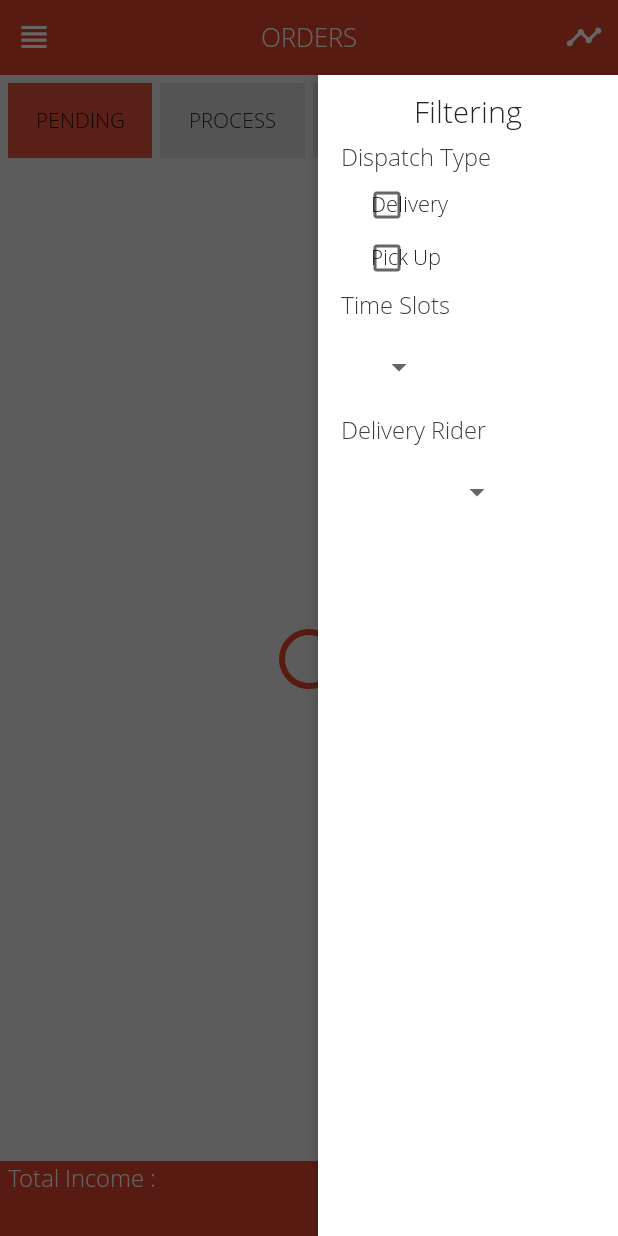
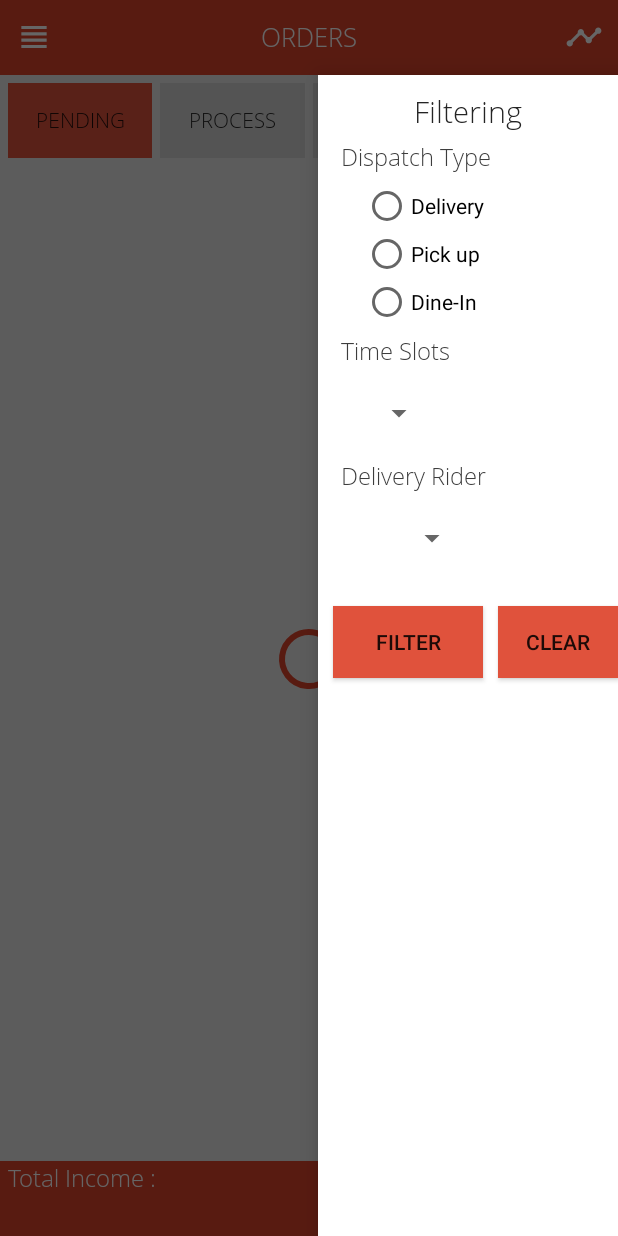
Before and after one commit to eMerage/SmartFoodOutlet, an Android app: the Home screen opened directly, with no data from a screen before it, with the side drawer open, on a phone screen of 412 x 824 dp. Run offline under Robolectric (Android 15) with nearby library versions, the phone set to English and light mode, and no system bars; our stand-ins replace ButterKnife, RxJava; libraries missing offline, so code that uses them is left out: com.jakewharton.retrofit2, io.realm; 10 statements that could not run were skipped.

```diff
--- a/app/src/main/AndroidManifest.xml
+++ b/app/src/main/AndroidManifest.xml
@@ -62,6 +62,10 @@
         </service>
 
         <activity android:name=".ui.activity.menus.MenusActivity" />
+
+        <service
+            android:enabled="true"
+            android:name=".ui.activity.home.PushService" />
     </application>
 
 </manifest>
--- a/app/src/main/java/emerge/project/onmealoutlet/ui/activity/home/Home.java
+++ b/app/src/main/java/emerge/project/onmealoutlet/ui/activity/home/Home.java
@@ -30,6 +30,8 @@ import android.widget.Button;
 import android.widget.CheckBox;
 import android.widget.ListView;
 import android.widget.ProgressBar;
+import android.widget.RadioButton;
+import android.widget.RadioGroup;
 import android.widget.RelativeLayout;
 import android.widget.Spinner;
 import android.widget.TextView;
@@ -73,9 +75,6 @@ public class Home extends FragmentActivity implements HomeView {
     ListView listViewSlider;
 
 
-
-
-
     @BindView(R.id.spinner_timeslotes)
     Spinner spinnerTimeslotes;
     @BindView(R.id.spinner_riders)
@@ -92,13 +91,8 @@ public class Home extends FragmentActivity implements HomeView {
     ProgressBar progressBar;
 
 
-/*
-    @BindView(R.id.checkBox_delivery)
-    CheckBox checkBoxDelivery;
-
-    @BindView(R.id.checkBox_pickup)
-    CheckBox checkBoxPickup;
-*/
+    @BindView(R.id.radiogroup)
+    RadioGroup radiogroup;
 
 
     @BindView(R.id.button_pending)
@@ -124,15 +118,11 @@ public class Home extends FragmentActivity implements HomeView {
     TextView textviewVersion;
 
 
-
     @BindView(R.id.recyclerview_main)
     RecyclerView recyclerviewMain;
 
     @BindView(R.id.swiperefresh)
     SwipeRefreshLayout swipeContainer;
-
-
-
 
 
     @BindView(R.id.textView_total)
@@ -146,7 +136,7 @@ public class Home extends FragmentActivity implements HomeView {
     TextView textviewOutletName;
 
 
-
+    static Home instance;
 
     private static final int PERMISSIONS_REQUEST_ACCESS_BLUTOOTH = 101;
 
@@ -165,15 +155,12 @@ public class Home extends FragmentActivity implements HomeView {
     SliderMenuAdapter sliderMenuAdapter;
 
 
-
-    int selectDeliveryTimeSlotId=0;
-    int selectriderId=0;
+    int selectDeliveryTimeSlotId = 0;
+    int selectriderId = 0;
     String dispathType = "";
 
 
     String status;
-
-
 
 
     @RequiresApi(api = Build.VERSION_CODES.M)
@@ -185,13 +172,11 @@ public class Home extends FragmentActivity implements HomeView {
         setContentView(R.layout.activity_home);
 
         ButterKnife.bind(this);
-
-
-
+        instance = this;
 
         textviewVersion.setText(getApplicationVersion());
 
-        status ="ODPN";
+        status = "ODPN";
 
         homePresenter = new HomePresenterImpli(this);
 
@@ -210,76 +195,17 @@ public class Home extends FragmentActivity implements HomeView {
         bloackUserInteraction();
         progressBar.setVisibility(View.VISIBLE);
 
-        homePresenter.getOrders(status,selectDeliveryTimeSlotId,selectriderId,dispathType);
+        homePresenter.getOrders(status, selectDeliveryTimeSlotId, selectriderId, dispathType);
         homePresenter.getIncome();
 
 
-        dispathType="P";
+        dispathType = "P";
 
-       if (ContextCompat.checkSelfPermission(this, Manifest.permission.ACCESS_COARSE_LOCATION) != PackageManager.PERMISSION_GRANTED) {
+        if (ContextCompat.checkSelfPermission(this, Manifest.permission.ACCESS_COARSE_LOCATION) != PackageManager.PERMISSION_GRANTED) {
             requestPermissions(new String[]{android.Manifest.permission.ACCESS_COARSE_LOCATION}, PERMISSIONS_REQUEST_ACCESS_BLUTOOTH);
         } else {
 
         }
-
-
-/*
-        checkBoxDelivery.setOnClickListener(new View.OnClickListener() {
-            @Override
-            public void onClick(View v) {
-
-                if(checkBoxDelivery.isChecked()){
-                    checkBoxDelivery.setChecked(false);
-
-                    if(checkBoxPickup.isChecked()){
-                        dispathType="P";
-                    }else {
-                        dispathType="";
-                    }
-
-                }else {
-                    checkBoxDelivery.setChecked(true);
-
-                    if(checkBoxPickup.isChecked()){
-                        dispathType="";
-                    }else {
-                        dispathType="D";
-                    }
-
-                }
-
-            }
-        });
-
-
-
-        checkBoxPickup.setOnClickListener(new View.OnClickListener() {
-            @Override
-            public void onClick(View v) {
-
-                if(checkBoxPickup.isChecked()){
-                    checkBoxPickup.setChecked(false);
-
-                    if(checkBoxDelivery.isChecked()){
-                        dispathType="P";
-                    }else {
-                        dispathType="";
-                    }
-
-                }else {
-                    checkBoxPickup.setChecked(true);
-
-                    if(checkBoxDelivery.isChecked()){
-                        dispathType="";
-                    }else {
-                        dispathType="D";
-                    }
-
-                }
-
-
-            }
-        });*/
 
 
         listViewSlider.setOnItemClickListener(new AdapterView.OnItemClickListener() {
@@ -303,44 +229,90 @@ public class Home extends FragmentActivity implements HomeView {
                     Intent intent = new Intent(Home.this, MenuHistory.class);
                     startActivity(intent);
                     dLayout.closeDrawers();
-                }
-                else if (position == 5) {
+                } else if (position == 5) {
                     Intent intent = new Intent(Home.this, OrderHistory.class);
                     startActivity(intent);
                     dLayout.closeDrawers();
-                }
-                else if (position == 6) {
+                } else if (position == 6) {
                     homePresenter.logOut();
                 }
             }
         });
 
 
-
         swipeContainer.setOnRefreshListener(new SwipeRefreshLayout.OnRefreshListener() {
             @Override
             public void onRefresh() {
                 homePresenter.getIncome();
-                homePresenter.getOrders(status,selectDeliveryTimeSlotId,selectriderId,dispathType);
+                homePresenter.getOrders(status, selectDeliveryTimeSlotId, selectriderId, dispathType);
             }
         });
-
 
 
     }
 
 
+    public void onRadioButtonClicked(View view) {
+        boolean checked = ((RadioButton) view).isChecked();
+        switch (view.getId()) {
+            case R.id.radio_delivery:
+                if (checked)
+                    dispathType = "D";
+                break;
+            case R.id.radio_pickup:
+                if (checked)
+                    dispathType = "P";
+                break;
+            case R.id.radio_dinein:
+                if (checked)
+                    dispathType = "T";
+                break;
+        }
+    }
 
 
+    @OnClick(R.id.button_filter_fn)
+    public void onClickFilteDone(View view) {
 
 
+        System.out.println("mmmmmmmm  status:"+status);
+        System.out.println("mmmmmmmm  selectDeliveryTimeSlotId:"+selectDeliveryTimeSlotId);
+        System.out.println("mmmmmmmm  selectriderId:"+selectriderId);
+        System.out.println("mmmmmmmm  dispathType:"+dispathType);
+        bloackUserInteraction();
+
+        homePresenter.getOrders(status, selectDeliveryTimeSlotId, selectriderId, dispathType);
+
+    }
+
+
+    public void refrashOrdersWhenOrderProsess() {
+        bloackUserInteraction();
+        homePresenter.getOrders(status, selectDeliveryTimeSlotId, selectriderId, dispathType);
+
+    }
+
+
+    @OnClick(R.id.button_clear)
+    public void onClickFilteClear(View view) {
+
+        selectDeliveryTimeSlotId = 0;
+        selectriderId = 0;
+        dispathType = "";
+
+        radiogroup.clearCheck();
+
+        bloackUserInteraction();
+        homePresenter.getOrders(status, selectDeliveryTimeSlotId, selectriderId, dispathType);
+
+    }
 
 
     @OnClick(R.id.button_filter)
     public void onClickFiltering(View view) {
         progressBar.setVisibility(View.VISIBLE);
         bloackUserInteraction();
-        homePresenter.getOrders(status,selectDeliveryTimeSlotId,selectriderId,dispathType);
+        homePresenter.getOrders(status, selectDeliveryTimeSlotId, selectriderId, dispathType);
 
         dLayout.closeDrawers();
     }
@@ -350,19 +322,15 @@ public class Home extends FragmentActivity implements HomeView {
     public void onClickPending(View view) {
 
 
-
-        status ="ODPN";
+        status = "ODPN";
 
 
         homePresenter.getDeliveryTimeSlots(status);
         homePresenter.getDeliveryRiders(status);
 
         progressBar.setVisibility(View.VISIBLE);
-        homePresenter.getOrders(status,selectDeliveryTimeSlotId,selectriderId,dispathType);
+        homePresenter.getOrders(status, selectDeliveryTimeSlotId, selectriderId, dispathType);
 
-      //  checkBoxPickup.setChecked(false);
-      //  checkBoxDelivery.setChecked(false);
-        dispathType="";
 
         bloackUserInteraction();
 
@@ -377,19 +345,15 @@ public class Home extends FragmentActivity implements HomeView {
     @OnClick(R.id.button_process)
     public void onClickProcess(View view) {
 
-        status ="ODPR";
+        status = "ODPR";
 
         homePresenter.getDeliveryTimeSlots(status);
         homePresenter.getDeliveryRiders(status);
 
 
         progressBar.setVisibility(View.VISIBLE);
-        homePresenter.getOrders(status,selectDeliveryTimeSlotId,selectriderId,dispathType);
+        homePresenter.getOrders(status, selectDeliveryTimeSlotId, selectriderId, dispathType);
 
-
-     //   checkBoxPickup.setChecked(false);
-      //  checkBoxDelivery.setChecked(false);
-        dispathType="";
         bloackUserInteraction();
 
         buttonPending.setBackgroundColor(getResources().getColor(R.color.app_btn_background));
@@ -425,19 +389,16 @@ public class Home extends FragmentActivity implements HomeView {
     @OnClick(R.id.button_pack)
     public void onClickPack(View view) {
 
-        status ="ODPK";
+        status = "ODPK";
 
 
         homePresenter.getDeliveryTimeSlots(status);
         homePresenter.getDeliveryRiders(status);
         progressBar.setVisibility(View.VISIBLE);
 
-        homePresenter.getOrders(status,selectDeliveryTimeSlotId,selectriderId,dispathType);
+        homePresenter.getOrders(status, selectDeliveryTimeSlotId, selectriderId, dispathType);
 
 
-      ///  checkBoxPickup.setChecked(false);
-      //  checkBoxDelivery.setChecked(false);
-        dispathType="";
         bloackUserInteraction();
 
         buttonPending.setBackgroundColor(getResources().getColor(R.color.app_btn_background));
@@ -449,16 +410,14 @@ public class Home extends FragmentActivity implements HomeView {
     @OnClick(R.id.button_dispatch)
     public void onClickDispatch(View view) {
 
-        status ="ODDS";
+        status = "ODDS";
         homePresenter.getDeliveryTimeSlots(status);
         homePresenter.getDeliveryRiders(status);
 
         progressBar.setVisibility(View.VISIBLE);
-        homePresenter.getOrders(status,selectDeliveryTimeSlotId,selectriderId,dispathType);
+        homePresenter.getOrders(status, selectDeliveryTimeSlotId, selectriderId, dispathType);
 
-      //  checkBoxPickup.setChecked(false);
-      //  checkBoxDelivery.setChecked(false);
-        dispathType="";
+
         bloackUserInteraction();
 
         buttonPending.setBackgroundColor(getResources().getColor(R.color.app_btn_background));
@@ -500,13 +459,11 @@ public class Home extends FragmentActivity implements HomeView {
         spinnerTimeslotes.setAdapter(deliveryTimeSlotsAdapter);
 
 
-
-
         spinnerTimeslotes.setOnItemSelectedListener(new AdapterView.OnItemSelectedListener() {
             @Override
             public void onItemSelected(AdapterView<?> parent, View view, int position, long id) {
 
-                selectDeliveryTimeSlotId=timeSlots.get(position).getSlotID();
+                selectDeliveryTimeSlotId = timeSlots.get(position).getSlotID();
 
             }
 
@@ -532,13 +489,10 @@ public class Home extends FragmentActivity implements HomeView {
         spinnerRiders.setAdapter(deliveryRidersAdapter);
 
 
-
-
-
         spinnerRiders.setOnItemSelectedListener(new AdapterView.OnItemSelectedListener() {
             @Override
             public void onItemSelected(AdapterView<?> parent, View view, int position, long id) {
-                selectriderId=deliveryRiders.get(position).getRiderID();
+                selectriderId = deliveryRiders.get(position).getRiderID();
             }
 
             @Override
@@ -549,8 +503,6 @@ public class Home extends FragmentActivity implements HomeView {
 
 
     }
-
-    // OrdersFullDetails
 
 
     @Override
@@ -572,7 +524,7 @@ public class Home extends FragmentActivity implements HomeView {
         progressBar.setVisibility(View.GONE);
         unBloackUserInteraction();
 
-        errorHandlingUI("Connection lost, Please try again", true, true,  orderId);
+        errorHandlingUI("Connection lost, Please try again", true, true, orderId);
 
     }
 
@@ -607,18 +559,18 @@ public class Home extends FragmentActivity implements HomeView {
     }
 
     @Override
-    public void updateOrderStatusSuccessful(int orderCurrentStatus,int orderId, int userID,String dispatchType) {
+    public void updateOrderStatusSuccessful(int orderCurrentStatus, int orderId, int userID, String dispatchType) {
         progressBar.setVisibility(View.GONE);
         unBloackUserInteraction();
-        homePresenter.getOrders(status,selectDeliveryTimeSlotId,selectriderId,dispathType);
+        homePresenter.getOrders(status, selectDeliveryTimeSlotId, selectriderId, dispathType);
 
-        if(orderCurrentStatus==3){
-            if((dispatchType.equals("T")) || (dispatchType.equals("P"))){
-                homePresenter.updateOrderStatus(orderId,userID,"ODCP",dispatchType);
-            }else {
+        if (orderCurrentStatus == 3) {
+            if ((dispatchType.equals("T")) || (dispatchType.equals("P"))) {
+                homePresenter.updateOrderStatus(orderId, userID, "ODCP", dispatchType);
+            } else {
 
             }
-        }else {
+        } else {
 
         }
 
@@ -639,7 +591,7 @@ public class Home extends FragmentActivity implements HomeView {
                     new DialogInterface.OnClickListener() {
                         public void onClick(DialogInterface dialog, int which) {
                             if (NetworkAvailability.isNetworkAvailable(getApplicationContext())) {
-                                homePresenter.updateOrderStatus(orderId,userID,statusCode,dispatchType);
+                                homePresenter.updateOrderStatus(orderId, userID, statusCode, dispatchType);
                             } else {
 
                                 Toast.makeText(Home.this, "No Internet Access, Please try again", Toast.LENGTH_SHORT).show();
@@ -661,7 +613,7 @@ public class Home extends FragmentActivity implements HomeView {
             e.printStackTrace();
         }
 
-    //    errorHandlingUI("Update Fail", true, false, 0);
+        //    errorHandlingUI("Update Fail", true, false, 0);
 
     }
 
@@ -673,9 +625,7 @@ public class Home extends FragmentActivity implements HomeView {
     }
 
 
-
     // OrdersStatusupdate//
-
 
 
     @Override
@@ -683,8 +633,6 @@ public class Home extends FragmentActivity implements HomeView {
         progressBar.setVisibility(View.VISIBLE);
         bloackUserInteraction();
     }
-
-
 
 
     @RequiresApi(api = Build.VERSION_CODES.M)
@@ -729,6 +677,7 @@ public class Home extends FragmentActivity implements HomeView {
 
         }
     }
+
     private void showMessageOKCancel(String message, DialogInterface.OnClickListener okListener) {
         new android.support.v7.app.AlertDialog.Builder(this)
                 .setMessage(message)
@@ -769,18 +718,17 @@ public class Home extends FragmentActivity implements HomeView {
         errorHandlingUI("", false, false, 0);
 
 
-
         if (status.equals("ODPN")) {
             pendingAdapter = new PendingAdapter(this, ordersArrayList, this);
             recyclerviewMain.setAdapter(pendingAdapter);
 
         } else if (status.equals("ODPR")) {
-           processAdapter = new ProcessAdapter(this, ordersArrayList, this);
-           recyclerviewMain.setAdapter(processAdapter);
+            processAdapter = new ProcessAdapter(this, ordersArrayList, this);
+            recyclerviewMain.setAdapter(processAdapter);
 
         } else if (status.equals("ODPK")) {
             packedAdapter = new PackedAdapter(this, ordersArrayList, this);
-           recyclerviewMain.setAdapter(packedAdapter);
+            recyclerviewMain.setAdapter(packedAdapter);
         } else if (status.equals("ODDS")) {
             dispatchAdapter = new DispatchAdapter(this, ordersArrayList, this);
             recyclerviewMain.setAdapter(dispatchAdapter);
@@ -793,7 +741,7 @@ public class Home extends FragmentActivity implements HomeView {
         swipeContainer.setRefreshing(false);
         progressBar.setVisibility(View.GONE);
         unBloackUserInteraction();
-        errorHandlingUI("No Orders", true, false,  0);
+        errorHandlingUI("No Orders", true, false, 0);
 
         final ArrayList<Orders> ordersArrayList = new ArrayList<Orders>();
 
@@ -822,17 +770,32 @@ public class Home extends FragmentActivity implements HomeView {
         progressBar.setVisibility(View.GONE);
         swipeContainer.setRefreshing(false);
         unBloackUserInteraction();
-        errorHandlingUI("Connection lost, Please try again", true, true,  0);
-    }
+        errorHandlingUI("Connection lost, Please try again", true, true, 0);
+
+        final ArrayList<Orders> ordersArrayList = new ArrayList<Orders>();
+
+        if (status.equals("ODPN")) {
+            pendingAdapter = new PendingAdapter(this, ordersArrayList, this);
+            recyclerviewMain.setAdapter(pendingAdapter);
+
+        } else if (status.equals("ODPR")) {
+            processAdapter = new ProcessAdapter(this, ordersArrayList, this);
+            recyclerviewMain.setAdapter(processAdapter);
 
 
-
-
+        } else if (status.equals("ODPK")) {
+            packedAdapter = new PackedAdapter(this, ordersArrayList, this);
+            recyclerviewMain.setAdapter(packedAdapter);
+        } else if (status.equals("ODDS")) {
+            dispatchAdapter = new DispatchAdapter(this, ordersArrayList, this);
+            recyclerviewMain.setAdapter(dispatchAdapter);
+        }
+    }
 
 
     @Override
     public void income(String total, String qty) {
-        textViewTotal.setText(total+" LKR");
+        textViewTotal.setText(total + " LKR");
         textViewTotalQty.setText(qty);
 
     }
@@ -906,7 +869,7 @@ public class Home extends FragmentActivity implements HomeView {
 
                 progressBar.setVisibility(View.VISIBLE);
                 bloackUserInteraction();
-                homePresenter.getOrders(status,selectDeliveryTimeSlotId,selectriderId,dispathType);
+                homePresenter.getOrders(status, selectDeliveryTimeSlotId, selectriderId, dispathType);
 
             }
         });
@@ -927,4 +890,6 @@ public class Home extends FragmentActivity implements HomeView {
         version = pInfo.versionName;
         return version;
     }
+
+
 }
--- a/app/src/main/java/emerge/project/onmealoutlet/ui/activity/orderHistory/OrderHistory.java
+++ b/app/src/main/java/emerge/project/onmealoutlet/ui/activity/orderHistory/OrderHistory.java
@@ -292,6 +292,8 @@ public class OrderHistory extends Activity implements OrderHistoryView {
             public void onClick(View v) {
                 dialogCalander.dismiss();
                 proprogressview.setVisibility(View.VISIBLE);
+
+
                 orderHistoryPresenter.getOrderHistory(filterDateStart, filterDateEnd,dispathType);
                 orderHistoryPresenter.getOrderHistorySalse(filterDateStart, filterDateEnd);
             }
--- a/app/src/main/java/emerge/project/onmealoutlet/ui/activity/orderHistory/OrderHistoryInteractorImpil.java
+++ b/app/src/main/java/emerge/project/onmealoutlet/ui/activity/orderHistory/OrderHistoryInteractorImpil.java
@@ -42,7 +42,7 @@ public class OrderHistoryInteractorImpil implements OrderHistoryInteractor {
         }
 
         try {
-            apiService.getOrdersForOutletBetweenDates(outlet.getOutletId(), "ODDS", sDate, eDate,"")
+            apiService.getOrdersForOutletBetweenDates(outlet.getOutletId(), "ODCP", sDate, eDate,"")
                     .subscribeOn(Schedulers.io())
                     .observeOn(AndroidSchedulers.mainThread())
                     .subscribe(new Observer<ArrayList<Orders>>() {
--- a/app/src/main/res/layout/activity_home.xml
+++ b/app/src/main/res/layout/activity_home.xml
@@ -341,67 +341,32 @@
                 android:textColor="@color/text_title"
                 android:textSize="16sp" />
 
-            <RelativeLayout
-                android:id="@+id/relativelayout1"
+            <RadioGroup xmlns:android="http://schemas.android.com/apk/res/android"
                 android:layout_width="match_parent"
+                android:id="@+id/radiogroup"
                 android:layout_height="wrap_content"
-                android:layout_alignParentLeft="true"
-                android:layout_alignParentStart="true"
                 android:layout_below="@+id/textView"
                 android:layout_marginLeft="30dp"
-                android:layout_marginTop="5dp">
-
-                <emerge.project.onmealoutlet.ui.font.OpenSansLight
-                    android:id="@+id/openSansLight20"
+                android:layout_marginTop="5dp"
+                android:orientation="vertical">
+                <RadioButton android:id="@+id/radio_delivery"
                     android:layout_width="wrap_content"
                     android:layout_height="wrap_content"
-                    android:layout_centerVertical="true"
-                    android:layout_marginLeft="5dp"
-
                     android:text="Delivery"
-                    android:textColor="@color/app_black" />
-
-                <CheckBox
-                    android:id="@+id/checkBox_delivery"
-                    android:layout_width="30dp"
-                    android:layout_height="30dp"
-                    android:layout_alignParentLeft="true"
-                    android:layout_alignParentStart="true"
-                    android:layout_centerVertical="true"
-                    />
-
-            </RelativeLayout>
-
-            <RelativeLayout
-                android:id="@+id/relativelayout2"
-                android:layout_width="match_parent"
-                android:layout_height="wrap_content"
-                android:layout_alignParentLeft="true"
-                android:layout_alignParentStart="true"
-                android:layout_below="@+id/relativelayout1"
-                android:layout_marginLeft="30dp"
-                android:layout_marginTop="5dp">
-
-              <emerge.project.onmealoutlet.ui.font.OpenSansLight
-                    android:id="@+id/openSansLight22"
+                    android:onClick="onRadioButtonClicked"/>
+                <RadioButton android:id="@+id/radio_pickup"
                     android:layout_width="wrap_content"
                     android:layout_height="wrap_content"
-                    android:layout_centerVertical="true"
-                    android:layout_marginLeft="5dp"
+                    android:text="Pick up"
+                    android:onClick="onRadioButtonClicked"/>
+                <RadioButton android:id="@+id/radio_dinein"
+                    android:layout_width="wrap_content"
+                    android:layout_height="wrap_content"
+                    android:text="Dine-In"
+                    android:onClick="onRadioButtonClicked"/>
+            </RadioGroup>
 
-                    android:text="Pick Up"
-                    android:textColor="@color/app_black" />
 
-              <CheckBox
-                    android:id="@+id/checkBox_pickup"
-                    android:layout_width="30dp"
-                    android:layout_height="30dp"
-                    android:layout_alignParentLeft="true"
-                    android:layout_alignParentStart="true"
-                    android:layout_centerVertical="true"
-                    />
-
-            </RelativeLayout>
 
 
             <RelativeLayout
@@ -410,7 +375,7 @@
                 android:layout_height="wrap_content"
                 android:layout_alignParentLeft="true"
                 android:layout_alignParentStart="true"
-                android:layout_below="@+id/relativelayout2"
+                android:layout_below="@+id/radiogroup"
                 android:layout_marginTop="5dp">
 
                 <emerge.project.onmealoutlet.ui.font.OpenSansLight
@@ -454,6 +419,34 @@
                 android:layout_alignStart="@+id/relativelayout1"
                 android:layout_below="@+id/openSansLight24"
                 android:layout_marginTop="5dp" />
+
+
+
+
+            <Button
+                android:id="@+id/button_filter_fn"
+                android:layout_below="@+id/spinner_riders"
+                android:layout_width="100dp"
+                android:layout_height="wrap_content"
+                android:layout_marginTop="20dp"
+                android:layout_marginLeft="10dp"
+                android:background="@color/app_color_red"
+                android:text="Filter" />
+
+
+
+            <Button
+                android:id="@+id/button_clear"
+                android:layout_below="@+id/spinner_riders"
+                android:layout_width="100dp"
+                android:layout_height="wrap_content"
+                android:layout_marginTop="20dp"
+                android:layout_marginLeft="120dp"
+                android:background="@color/app_color_red"
+                android:text="Clear" />
+
+
+
 
         </RelativeLayout>
 
```
Also changed, not shown: app/src/main/java/emerge/project/onmealoutlet/servies/firebase/MyFirebaseMessagingService.java (+19 -0 lines), app/src/main/java/emerge/project/onmealoutlet/ui/activity/home/PushService.java (added, +31 -0 lines), app/src/main/res/layout/dialog_filter.xml (added, +150 -0 lines), app/src/main/res/layout/test.xml (+130 -25 lines).
